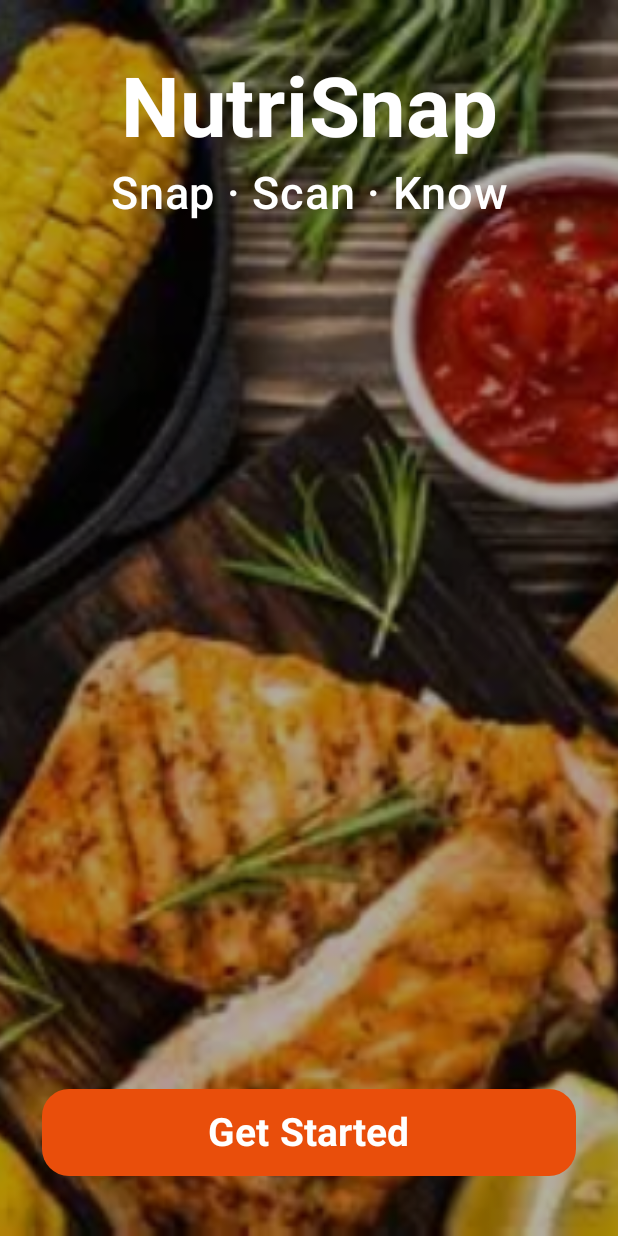
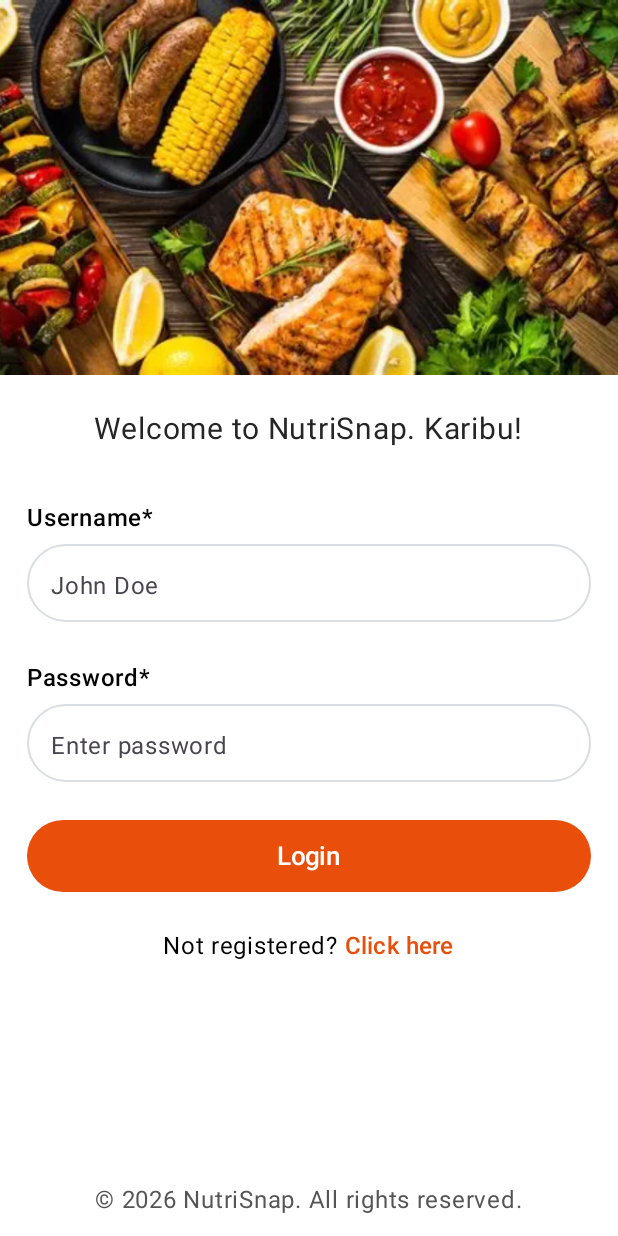
Before and after one commit to gakenyim/NutriSnap, an Android app built with Jetpack Compose: the screen it shows after launch (MainActivity), after a tap on "Get Started", on a phone screen of 412 x 824 dp. Run offline under Robolectric (Android 15) with nearby library versions, the phone set to English and light mode, and no system bars.

Commit message:
LoginScreen UI

```diff
--- a/app/build.gradle.kts
+++ b/app/build.gradle.kts
@@ -38,6 +38,7 @@ android {
 dependencies {
     implementation(platform(libs.androidx.compose.bom))
     implementation(libs.androidx.activity.compose)
+    implementation("androidx.compose.runtime:runtime")
     implementation(libs.androidx.compose.material3)
     implementation(libs.androidx.compose.ui)
     implementation(libs.androidx.compose.ui.graphics)
--- a/app/src/main/java/com/example/nutrisnap/MainActivity.kt
+++ b/app/src/main/java/com/example/nutrisnap/MainActivity.kt
@@ -11,6 +11,7 @@ import androidx.compose.material3.Text
 import androidx.compose.runtime.Composable
 import androidx.compose.ui.Modifier
 import androidx.compose.ui.tooling.preview.Preview
+import com.example.nutrisnap.navigation.AppNavigation
 import com.example.nutrisnap.ui.auth.WelcomeScreen
 import com.example.nutrisnap.ui.theme.NutriSnapTheme
 
@@ -22,12 +23,7 @@ class MainActivity : ComponentActivity() {
         setContent {
             NutriSnapTheme {
                 // Tells compose to display welcome screen
-                WelcomeScreen(
-                    //Callback function that allows the WelcomeScreen to tell MainActivity what should happen when the user clicks Get Started.
-                    onGetStartedClick = {
-
-                    }
-                )
+                AppNavigation()
             }
         }
     }
--- /dev/null
+++ b/app/src/main/java/com/example/nutrisnap/navigation/AppNavigation.kt
@@ -0,0 +1,44 @@
+
+package com.example.nutrisnap.navigation
+
+import androidx.compose.runtime.Composable
+import androidx.compose.runtime.getValue
+import androidx.compose.runtime.mutableStateOf
+import androidx.compose.runtime.remember
+import androidx.compose.runtime.setValue
+
+import com.example.nutrisnap.ui.auth.WelcomeScreen
+import com.example.nutrisnap.ui.auth.LoginScreen
+
+// controls the navigation between screens
+@Composable
+fun AppNavigation() {
+
+    // Keeps track of the screen currently being displayed
+    var currentScreen by remember {
+        mutableStateOf("welcome")
+    }
+
+    // Decides which screen to display
+    when (currentScreen) {
+
+        "welcome" -> {
+            WelcomeScreen(
+                onGetStartedClick = {
+                    currentScreen = "login"
+                }
+            )
+        }
+
+        "login" -> {
+            LoginScreen(
+                onLoginClick = {
+                    // We will implement login functionality later
+                },
+                onRegisterClick = {
+                    // Registration navigation will be added later
+                }
+            )
+        }
+    }
+}
--- /dev/null
+++ b/app/src/main/java/com/example/nutrisnap/ui/auth/LoginScreen.kt
@@ -0,0 +1,201 @@
+package com.example.nutrisnap.ui.auth
+
+import androidx.compose.foundation.Image
+import androidx.compose.foundation.background
+import androidx.compose.foundation.layout.*
+import androidx.compose.foundation.shape.RoundedCornerShape
+import androidx.compose.foundation.text.KeyboardOptions
+import androidx.compose.material3.*
+import androidx.compose.runtime.*
+import androidx.compose.ui.Alignment
+import androidx.compose.ui.Modifier
+import androidx.compose.ui.graphics.Color
+import androidx.compose.ui.layout.ContentScale
+import androidx.compose.ui.res.painterResource
+import androidx.compose.ui.text.font.FontWeight
+import androidx.compose.ui.text.input.KeyboardType
+import androidx.compose.ui.text.input.PasswordVisualTransformation
+import androidx.compose.ui.unit.dp
+import androidx.compose.ui.unit.sp
+import androidx.compose.ui.tooling.preview.Preview
+import com.example.nutrisnap.R
+import com.example.nutrisnap.ui.theme.NutriSnapTheme
+
+@Composable
+fun LoginScreen(
+    onLoginClick: () -> Unit,
+    onRegisterClick: () -> Unit
+) {
+    // mutableStateOf("") creates a state variable whose initial value is an empty string
+    // remember keeps that state when Compose recomposes the screen
+    // var allows the value to change
+    var username by remember {
+        mutableStateOf("")
+    }
+    var password by remember {
+        mutableStateOf("")
+    }
+
+    Column(
+        modifier = Modifier
+            .fillMaxSize()
+            .background(Color.White)
+    ) {
+
+        // 1. Food image at the top
+        Image(
+            painter = painterResource(id = R.drawable.food_background),
+            contentDescription = "NutriSnap food banner",
+            modifier = Modifier
+                .fillMaxWidth()
+                .height(250.dp),
+            contentScale = ContentScale.Crop
+        )
+
+        // 2. Login form
+        Column(
+            modifier = Modifier
+                .fillMaxSize()
+                .padding(horizontal = 18.dp),
+            horizontalAlignment = Alignment.CenterHorizontally
+        ) {
+
+            Spacer(modifier = Modifier.height(24.dp))
+
+            Text(
+                text = "Welcome to NutriSnap. Karibu!",
+                fontSize = 20.sp,
+                color = Color(0xFF252525)
+            )
+
+            Spacer(modifier = Modifier.height(35.dp))
+
+            // Username label
+            Text(
+                text = "Username*",
+                modifier = Modifier.fillMaxWidth(),
+                fontWeight = FontWeight.SemiBold,
+                fontSize = 16.sp
+            )
+
+            Spacer(modifier = Modifier.height(5.dp))
+
+            // Username input
+            OutlinedTextField(
+                value = username,
+                onValueChange = { username = it },
+                placeholder = { Text("John Doe") },
+                modifier = Modifier
+                    .fillMaxWidth()
+                    .height(52.dp),
+                singleLine = true,
+                shape = RoundedCornerShape(30.dp),
+                keyboardOptions = KeyboardOptions(
+                    keyboardType = KeyboardType.Text
+                ),
+                colors = OutlinedTextFieldDefaults.colors(
+                    focusedBorderColor = Color(0xFFE94E0B),
+                    unfocusedBorderColor = Color(0xFFDADDE2)
+                )
+            )
+
+            Spacer(modifier = Modifier.height(25.dp))
+
+            // Password label
+            Text(
+                text = "Password*",
+                modifier = Modifier.fillMaxWidth(),
+                fontWeight = FontWeight.SemiBold,
+                fontSize = 16.sp
+            )
+
+            Spacer(modifier = Modifier.height(5.dp))
+
+            // Password input
+            OutlinedTextField(
+                value = password,
+                onValueChange = { password = it },
+                placeholder = { Text("Enter password") },
+                modifier = Modifier
+                    .fillMaxWidth()
+                    .height(52.dp),
+                singleLine = true,
+                shape = RoundedCornerShape(30.dp),
+                visualTransformation = PasswordVisualTransformation(),// hides the actual password characters as the user types
+                keyboardOptions = KeyboardOptions(
+                    keyboardType = KeyboardType.Password
+                ),
+                colors = OutlinedTextFieldDefaults.colors(
+                    focusedBorderColor = Color(0xFFE94E0B),
+                    unfocusedBorderColor = Color(0xFFDADDE2)
+                )
+            )
+
+            Spacer(modifier = Modifier.height(25.dp))
+
+            // Login button
+            Button(
+                onClick = onLoginClick,
+                modifier = Modifier
+                    .fillMaxWidth()
+                    .height(48.dp),
+                shape = RoundedCornerShape(30.dp),
+                colors = ButtonDefaults.buttonColors(
+                    containerColor = Color(0xFFE94E0B),
+                    contentColor = Color.White
+                )
+            ) {
+                Text(
+                    text = "Login",
+                    fontSize = 17.sp,
+                    fontWeight = FontWeight.Medium
+                )
+            }
+
+            Spacer(modifier = Modifier.height(12.dp))
+
+            // Registration link
+            Row(
+                verticalAlignment = Alignment.CenterVertically
+            ) {
+                Text(
+                    text = "Not registered? ",
+                    fontSize = 16.sp
+                )
+
+                TextButton(
+                    onClick = onRegisterClick,
+                    contentPadding = PaddingValues(0.dp)
+                ) {
+                    Text(
+                        text = "Click here",
+                        color = Color(0xFFE94E0B),
+                        fontSize = 16.sp
+                    )
+                }
+            }
+
+            // Push copyright to the bottom
+            Spacer(modifier = Modifier.weight(1f))
+
+            Text(
+                text = "© 2026 NutriSnap. All rights reserved.",
+                fontSize = 16.sp,
+                color = Color(0xFF555555),
+                modifier = Modifier.padding(bottom = 12.dp)
+            )
+        }
+    }
+}
+
+// Preview LoginScreen
+@Preview(showBackground = true, showSystemUi = true)
+@Composable
+fun LoginScreenPreview() {
+    NutriSnapTheme {
+        LoginScreen(
+            onLoginClick = {},
+            onRegisterClick = {}
+        )
+    }
+}
--- a/app/src/main/java/com/example/nutrisnap/ui/auth/WelcomeScreen.kt
+++ b/app/src/main/java/com/example/nutrisnap/ui/auth/WelcomeScreen.kt
@@ -1,4 +1,3 @@
-
 package com.example.nutrisnap.ui.auth
 
 import androidx.compose.foundation.Image
@@ -28,7 +27,7 @@ import com.example.nutrisnap.ui.theme.NutriSnapTheme
 @Composable
 fun WelcomeScreen(
     onGetStartedClick: () -> Unit
-) {
+){
     // Compose layout that allows us to stack elements on top of one another
     Box(
         modifier = Modifier.fillMaxSize() //tells the box to occupy all the available screen space
@@ -105,12 +104,12 @@ fun WelcomeScreen(
     }
 }
 // To preview the screen
-//@Preview(showBackground = true, showSystemUi = true)
-//@Composable
-//fun WelcomeScreenPreview() {
-//    NutriSnapTheme {
-//        WelcomeScreen(
-//            onGetStartedClick = {}
-//        )
-//    }
-//}
+@Preview(showBackground = true, showSystemUi = true)
+@Composable
+fun WelcomeScreenPreview() {
+    NutriSnapTheme {
+        WelcomeScreen(
+            onGetStartedClick = {}
+        )
+    }
+}
--- a/app/src/main/java/com/example/nutrisnap/ui/theme/Color.kt
+++ b/app/src/main/java/com/example/nutrisnap/ui/theme/Color.kt
@@ -1,11 +1,22 @@
 package com.example.nutrisnap.ui.theme
 
 import androidx.compose.ui.graphics.Color
+// Creating reusable color variables
+// Primary orange
+val NutriOrange = Color(0xFFE94E0B)
+val NutriOrangeDark = Color(0xFFD8430A)
 
-val Purple80 = Color(0xFFD0BCFF)
-val PurpleGrey80 = Color(0xFFCCC2DC)
-val Pink80 = Color(0xFFEFB8C8)
+// Secondary light blue
+val NutriLightBlue = Color(0xFFDDF0F7)
+val NutriBlue = Color(0xFF79B9D0)
+// Nutrition green
+val NutriGreen = Color(0xFF4F793B)
+val NutriLightGreen = Color(0xFFE5F0DF)
 
-val Purple40 = Color(0xFF6650a4)
-val PurpleGrey40 = Color(0xFF625b71)
-val Pink40 = Color(0xFF7D5260)
+// Backgrounds
+val NutriWhite = Color(0xFFFFFFFF)
+val NutriBackground = Color(0xFFFFFBF8)
+
+// Text
+val NutriDark = Color(0xFF252525)
+val NutriGrey = Color(0xFF777777)
--- a/app/src/main/java/com/example/nutrisnap/ui/theme/Theme.kt
+++ b/app/src/main/java/com/example/nutrisnap/ui/theme/Theme.kt
@@ -10,44 +10,53 @@ import androidx.compose.material3.dynamicLightColorScheme
 import androidx.compose.material3.lightColorScheme
 import androidx.compose.runtime.Composable
 import androidx.compose.ui.platform.LocalContext
+import androidx.compose.ui.graphics.Color
 
-private val DarkColorScheme = darkColorScheme(
-    primary = Purple80,
-    secondary = PurpleGrey80,
-    tertiary = Pink80
+// Light theme
+private val LightColorScheme = lightColorScheme(
+    primary = NutriOrange,
+    onPrimary = NutriWhite,
+
+    secondary = NutriLightBlue,
+    onSecondary = NutriDark,
+
+    tertiary = NutriGreen,
+    onTertiary = NutriWhite,
+
+    background = NutriBackground,
+    onBackground = NutriDark,
+
+    surface = NutriWhite,
+    onSurface = NutriDark
 )
 
-private val LightColorScheme = lightColorScheme(
-    primary = Purple40,
-    secondary = PurpleGrey40,
-    tertiary = Pink40
+// Dark theme
+private val DarkColorScheme = darkColorScheme(
+    primary = NutriOrange,
+    onPrimary = NutriWhite,
 
-    /* Other default colors to override
-    background = Color(0xFFFFFBFE),
-    surface = Color(0xFFFFFBFE),
-    onPrimary = Color.White,
-    onSecondary = Color.White,
-    onTertiary = Color.White,
-    onBackground = Color(0xFF1C1B1F),
-    onSurface = Color(0xFF1C1B1F),
-    */
+    secondary = NutriBlue,
+    onSecondary = NutriDark,
+
+    tertiary = NutriGreen,
+    onTertiary = NutriWhite,
+
+    background = NutriDark,
+    onBackground = NutriWhite,
+
+    surface = Color(0xFF303030),
+    onSurface = NutriWhite
 )
 
 @Composable
 fun NutriSnapTheme(
-    darkTheme: Boolean = isSystemInDarkTheme(),
-    // Dynamic color is available on Android 12+
-    dynamicColor: Boolean = true,
+    darkTheme: Boolean = false,
     content: @Composable () -> Unit
 ) {
-    val colorScheme = when {
-        dynamicColor && Build.VERSION.SDK_INT >= Build.VERSION_CODES.S -> {
-            val context = LocalContext.current
-            if (darkTheme) dynamicDarkColorScheme(context) else dynamicLightColorScheme(context)
-        }
-
-        darkTheme -> DarkColorScheme
-        else -> LightColorScheme
+    val colorScheme = if (darkTheme) {
+        DarkColorScheme
+    } else {
+        LightColorScheme
     }
 
     MaterialTheme(
```
